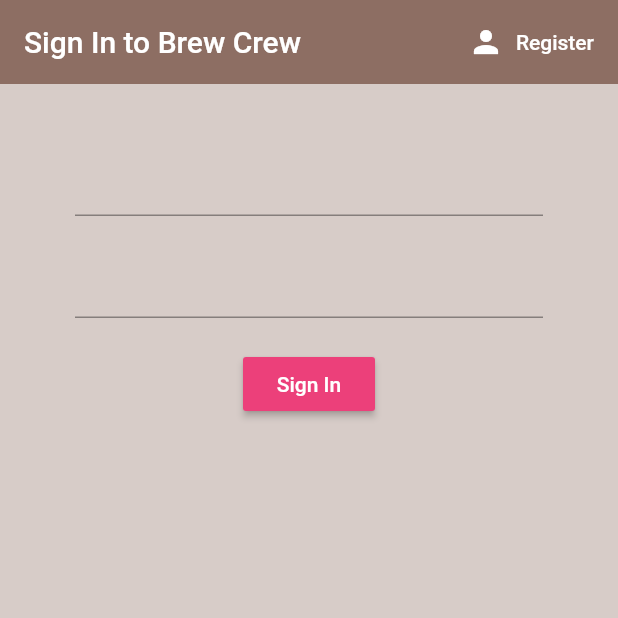
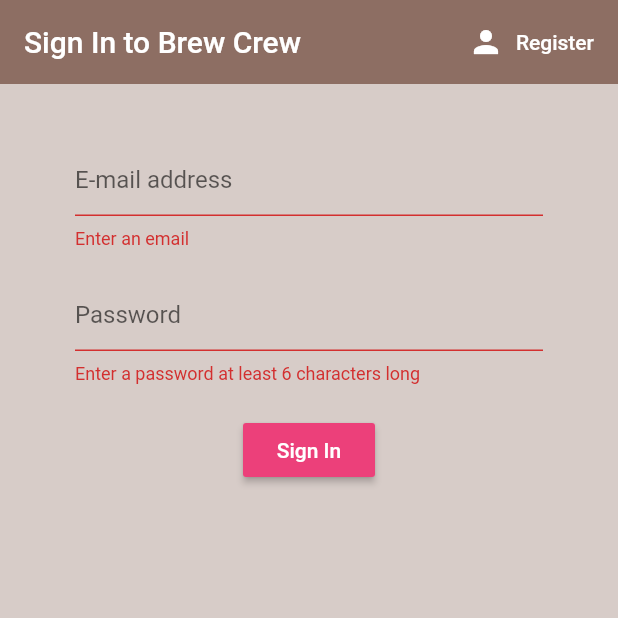
Before and after one commit to MikolajM1/brew_crew, a Flutter app: the screen it shows after launch, after a tap on "Sign In", on a phone screen of 412 x 824 dp, the top half of it. Run offline on Flutter 3.47's test engine with Material 2 defaults, Android fonts, the phone set to English and light mode, and no system bars; our stand-ins replace firebase_auth; accounts and stored records are empty.

Commit message:
Added signing in.

```diff
--- a/lib/screens/authenticate/register.dart
+++ b/lib/screens/authenticate/register.dart
@@ -62,7 +62,7 @@ class _RegisterState extends State<Register> {
               TextFormField(
                   decoration: InputDecoration(hintText: 'Password'),
                   validator: (val) => val.length < 6
-                      ? 'Enter an password at least 6 characters long'
+                      ? 'Enter a password at least 6 characters long'
                       : null,
                   obscureText: true,
                   onChanged: (val) {
--- a/lib/screens/authenticate/sign_in.dart
+++ b/lib/screens/authenticate/sign_in.dart
@@ -13,10 +13,12 @@ class SignIn extends StatefulWidget {
 
 class _SignInState extends State<SignIn> {
   final AuthService _auth = AuthService();
+  final _formKey = GlobalKey<FormState>();
 
   //text field states
   String email = '';
   String passwd = '';
+  String error = '';
 
   @override
   Widget build(BuildContext context) {
@@ -44,10 +46,13 @@ class _SignInState extends State<SignIn> {
       body: Container(
         padding: EdgeInsets.symmetric(vertical: 20.0, horizontal: 50.0),
         child: Form(
+          key: _formKey,
           child: Column(
             children: <Widget>[
               SizedBox(height: 20.0),
               TextFormField(
+                decoration: InputDecoration(hintText: 'E-mail address'),
+                validator: (val) => val.isEmpty ? 'Enter an email' : null,
                 onChanged: (val) {
                   setState(() {
                     email = val;
@@ -56,6 +61,10 @@ class _SignInState extends State<SignIn> {
               ),
               SizedBox(height: 20.0),
               TextFormField(
+                  decoration: InputDecoration(hintText: 'Password'),
+                  validator: (val) => val.length < 6
+                      ? 'Enter a password at least 6 characters long'
+                      : null,
                   obscureText: true,
                   onChanged: (val) {
                     setState(() {
@@ -70,9 +79,21 @@ class _SignInState extends State<SignIn> {
                   style: TextStyle(color: Colors.white),
                 ),
                 onPressed: () async {
-                  print(email);
-                  print(passwd);
+                  if (_formKey.currentState.validate()) {
+                    dynamic result = await _auth.signIn(
+                        email: email, passwd: passwd);
+                    if (result == null) {
+                      setState(() {
+                        error = 'Could not sign in with these credentials';
+                      });
+                    }
+                  }
                 },
+              ),
+              SizedBox(height: 20.0),
+              Text(
+                error,
+                style: TextStyle(color: Colors.red, fontSize: 14.0),
               )
             ],
           ),
--- a/lib/services/auth.dart
+++ b/lib/services/auth.dart
@@ -28,6 +28,16 @@ class AuthService {
   }
 
   //email and passwd sign in
+  Future signIn({String email, String passwd}) async {
+    try{
+      AuthResult result = await _auth.signInWithEmailAndPassword(email: email, password: passwd);
+      FirebaseUser user = result.user;
+      return _userFromFirebaseUser(user);
+    }catch (e){
+      print(e.toString());
+      return null;
+    }
+  }
 
   //register with email and passwd
   Future registerWithEmailAndPasswd({String email, String passwd}) async {
```
